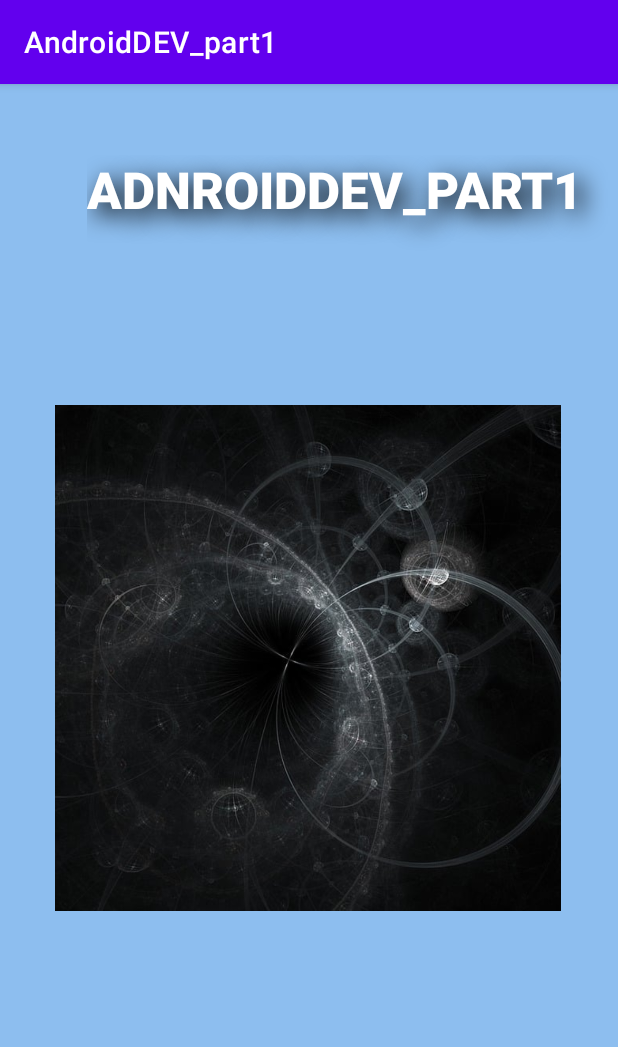
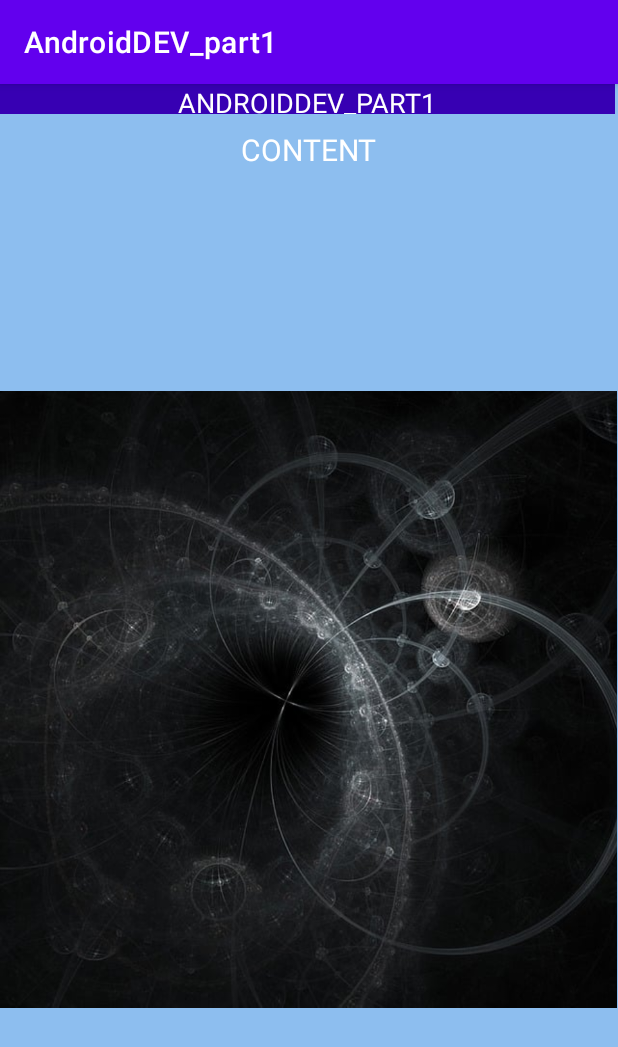
Before and after one commit to N1ph1l1m/Android_development-course, an Android app: the screen it shows after launch (MainActivity), on a phone screen of 412 x 824 dp. Shown: the top 1047 px of the screen. Run offline under Robolectric (Android 15) with nearby library versions, the phone set to English and light mode, and no system bars.

Commit message:
Commite 1.3- LinerLayout

```diff
--- a/app/build.gradle
+++ b/app/build.gradle
@@ -4,12 +4,12 @@ plugins {
 
 android {
     namespace 'com.example.androiddev_part1'
-    compileSdk 32
+    compileSdk 33
 
     defaultConfig {
         applicationId "com.example.androiddev_part1"
         minSdk 22
-        targetSdk 32
+        targetSdk 33
         versionCode 1
         versionName "1.0"
 
--- a/app/src/main/res/layout/activity_main.xml
+++ b/app/src/main/res/layout/activity_main.xml
@@ -1,5 +1,6 @@
 <?xml version="1.0" encoding="utf-8"?>
-<androidx.constraintlayout.widget.ConstraintLayout xmlns:android="http://schemas.android.com/apk/res/android"
+<LinearLayout
+    xmlns:android="http://schemas.android.com/apk/res/android"
     xmlns:app="http://schemas.android.com/apk/res-auto"
     xmlns:tools="http://schemas.android.com/tools"
     android:layout_width="match_parent"
@@ -8,41 +9,57 @@
     android:backgroundTintMode="add"
     tools:context=".MainActivity">
 
-    <TextView
-        android:id="@+id/textView"
-        android:layout_width="354dp"
-        android:layout_height="82dp"
-        android:fontFamily="sans-serif-black"
-        android:rotation="0"
-        android:rotationX="0"
-        android:shadowColor="#000000"
-        android:shadowDx="7"
-        android:shadowDy="7"
-        android:shadowRadius="20"
-        android:text="AdnroidDev_part1"
-        android:textAllCaps="true"
-        android:textAppearance="@style/TextAppearance.AppCompat.Display3"
-        android:textColor="#FFFFFF"
-        android:textSize="34sp"
-        android:typeface="serif"
-        app:layout_constraintBottom_toBottomOf="parent"
-        app:layout_constraintEnd_toEndOf="parent"
-        app:layout_constraintHorizontal_bias="1.0"
-        app:layout_constraintStart_toStartOf="parent"
-        app:layout_constraintTop_toTopOf="parent"
-        app:layout_constraintVertical_bias="0.069" />
-
-    <ImageView
-        android:id="@+id/imageView"
-        android:layout_width="338dp"
-        android:layout_height="337dp"
-        app:layout_constraintBottom_toBottomOf="parent"
-        app:layout_constraintEnd_toEndOf="parent"
-        app:layout_constraintHorizontal_bias="0.49"
-        app:layout_constraintStart_toStartOf="parent"
-        app:layout_constraintTop_toTopOf="parent"
-        app:layout_constraintVertical_bias="0.497"
-        app:srcCompat="@drawable/iluzium" />
+    <LinearLayout
+        android:layout_width="wrap_content"
+        android:layout_height="wrap_content"
+        android:orientation="vertical"
+        tools:ignore="MissingConstraints,UselessParent">
 
 
-</androidx.constraintlayout.widget.ConstraintLayout>
+        <TextView
+            android:background="@color/purple_700"
+            android:id="@+id/lar2"
+            android:layout_width="410dp"
+            android:layout_height="20dp"
+            android:text="@string/app_name"
+            android:textAlignment="center"
+            android:textAllCaps="true"
+            android:textColor="@color/white"
+            android:textSize="18sp" />
+
+        <TextView
+            android:id="@+id/lar1"
+            android:layout_width="411dp"
+            android:layout_height="40dp"
+            android:paddingTop="10dp"
+            android:text="@string/content"
+            android:textAlignment="center"
+            android:textAllCaps="true"
+            android:textColor="@color/white"
+            android:textSize="20sp" />
+
+        <ImageView
+            android:id="@+id/imageView2"
+            android:layout_width="411dp"
+            android:layout_height="500dp"
+            android:layout_marginTop="100dp"
+            app:srcCompat="@drawable/iluzium"
+         />
+
+
+        <TextView
+            android:id="@+id/textView"
+            android:background="@color/purple_700"
+            android:layout_width="411dp"
+            android:layout_marginTop="189dp"
+            android:layout_height="0dp"
+            android:layout_weight="1"
+            android:text="Footer_layout"
+            android:textColor="@color/white"
+            android:textAlignment="center"
+            android:textAllCaps="true"
+            android:textSize="30sp"
+            tools:ignore="HardcodedText" />
+        </LinearLayout>
+
+</LinearLayout>
--- a/app/src/main/res/values/strings.xml
+++ b/app/src/main/res/values/strings.xml
@@ -1,3 +1,8 @@
 <resources>
     <string name="app_name">AndroidDEV_part1</string>
+    <string name="lay22">Lay22</string>
+    <string name="textview">TextView</string>
+    <string name="lay" />
+    <string name="Lauout2" />
+    <string name="content">Content</string>
 </resources>
```
